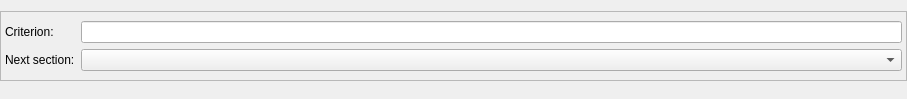
The window that resources/section_transition_edit.ui (lesca-research/piccel) describes before a commit, drawn with Qt 5.
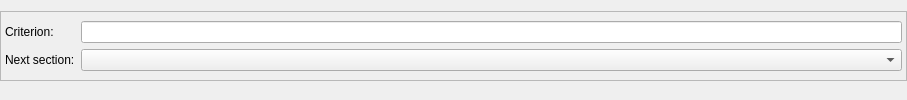
The same window after the commit.

What changed in the file:
```diff
--- a/resources/section_transition_edit.ui
+++ b/resources/section_transition_edit.ui
@@ -7,7 +7,7 @@
     <x>0</x>
     <y>0</y>
     <width>907</width>
-    <height>99</height>
+    <height>100</height>
    </rect>
   </property>
   <property name="windowTitle">
```
